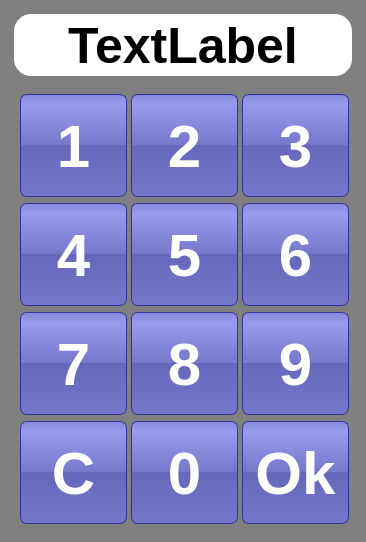
The window that penyamanager/commons/numitemdialog.ui (eguzki/penyamanager) describes before a commit, drawn with Qt 5.
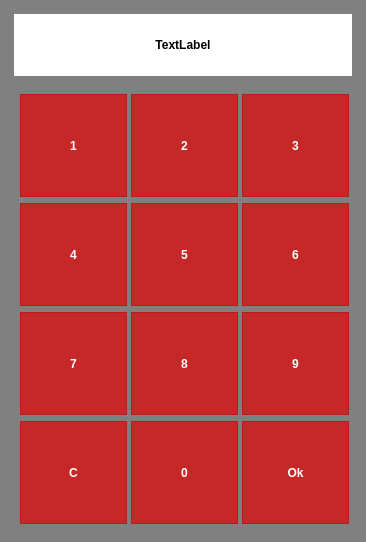
The same window after the commit. Icons and pictures are not drawn.

Patch:
```diff
--- a/penyamanager/commons/numitemdialog.ui
+++ b/penyamanager/commons/numitemdialog.ui
@@ -39,26 +39,27 @@
 
 #numDisplayWidget {
 border: 3px solid gray;
-border-radius: 20px;
+border-radius: 0px;
 background: white;
 
 }
 
 #numDisplayLabel {
+font: 75 50pt &quot;Calibri&quot;;
 font-weight: bold;
-font-size: 50px;
+
 }
 
 QToolButton {
 color: white;
-background-color: QLinearGradient( x1: 0, y1: 0, x2: 0, y2: 1, stop: 0 #88d, stop: 0.1 #99e, stop: 0.49 #77c, stop: 0.5 #66b, stop: 1 #77c);
+background-color: rgb(198, 40, 40);
 border-width: 1px;
-border-color: #339;
+border-color: rgb(183, 28, 28);
 border-style: solid;
-border-radius: 7;
+border-radius: 0;
 padding: 3px;
-font-size: 60px;
-font: bold;
+font: 75 40pt &quot;Calibri&quot;;
+font-weight: bold;
 padding-left: 5px;
 padding-right: 5px;
 min-width: 95px;
@@ -66,6 +67,7 @@
 min-height: 95px;
 max-height: 95px;
 }
+
 </string>
   </property>
   <property name="modal">
```
Left out of the diff: 6 changed lines with no effect on the pictures.
